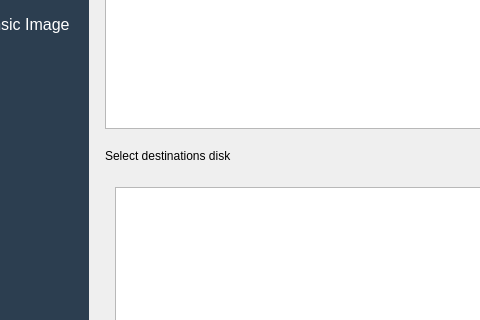
First picture: the form in mainwindow.ui, repository betty2310/CongFung, before the edit; both pictures show x 121 to 601 and y 132 to 452 of the 1280 by 800 pixel window.
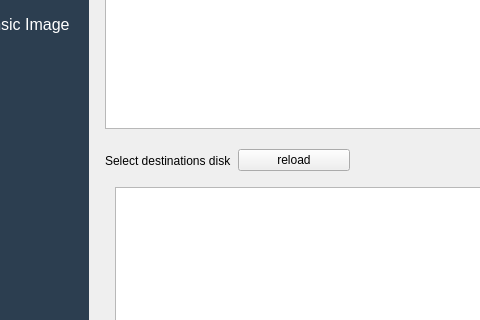
Second picture: the form after the edit.

The edit to the form file:
```diff
--- a/mainwindow.ui
+++ b/mainwindow.ui
@@ -169,19 +169,6 @@
          <set>QAbstractItemView::EditTrigger::NoEditTriggers</set>
         </property>
        </widget>
-       <widget class="QLabel" name="label_3">
-        <property name="geometry">
-         <rect>
-          <x>10</x>
-          <y>270</y>
-          <width>271</width>
-          <height>17</height>
-         </rect>
-        </property>
-        <property name="text">
-         <string>Select destinations disk</string>
-        </property>
-       </widget>
        <widget class="QTableWidget" name="destinationsDiskTable">
         <property name="geometry">
          <rect>
@@ -234,6 +221,32 @@
          <string>Create task</string>
         </property>
        </widget>
+       <widget class="QWidget" name="">
+        <property name="geometry">
+         <rect>
+          <x>10</x>
+          <y>270</y>
+          <width>245</width>
+          <height>27</height>
+         </rect>
+        </property>
+        <layout class="QHBoxLayout" name="horizontalLayout_3">
+         <item>
+          <widget class="QLabel" name="label_3">
+           <property name="text">
+            <string>Select destinations disk</string>
+           </property>
+          </widget>
+         </item>
+         <item>
+          <widget class="QPushButton" name="destinationDiskTableReloadBtn">
+           <property name="text">
+            <string>reload</string>
+           </property>
+          </widget>
+         </item>
+        </layout>
+       </widget>
       </widget>
       <widget class="QWidget" name="cloneDiskPage">
        <widget class="QLabel" name="label_2">
```
